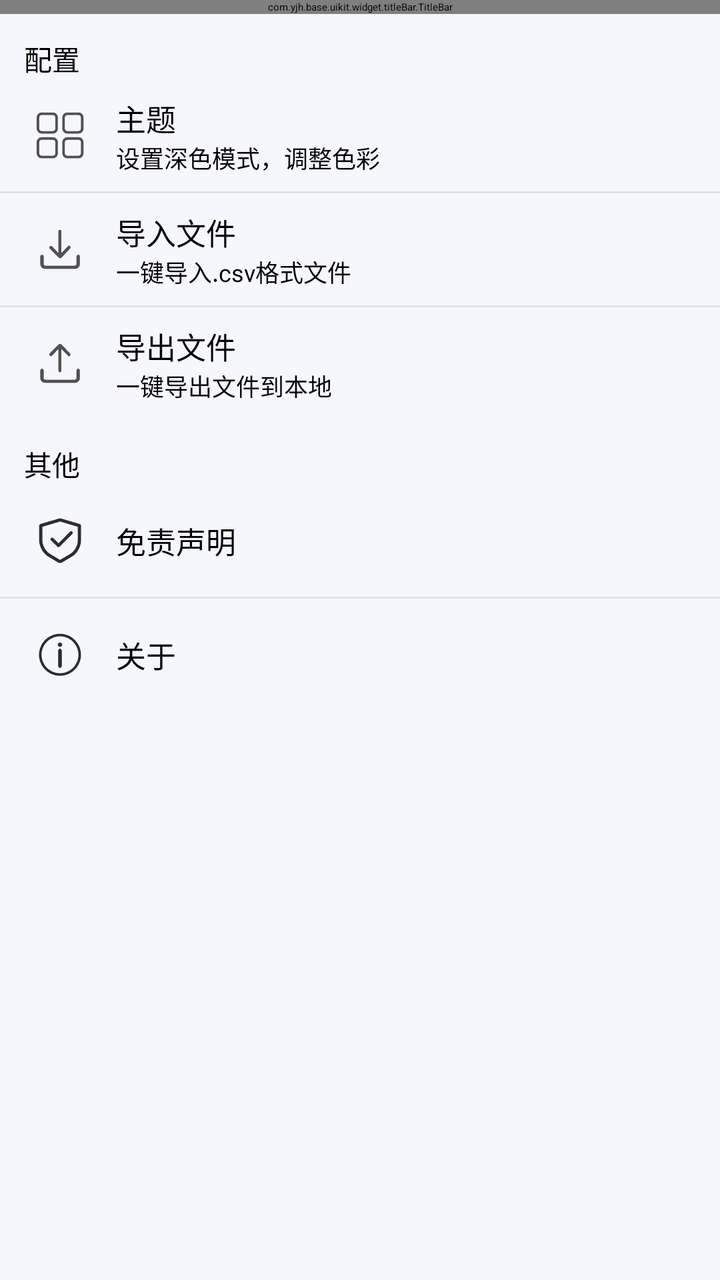
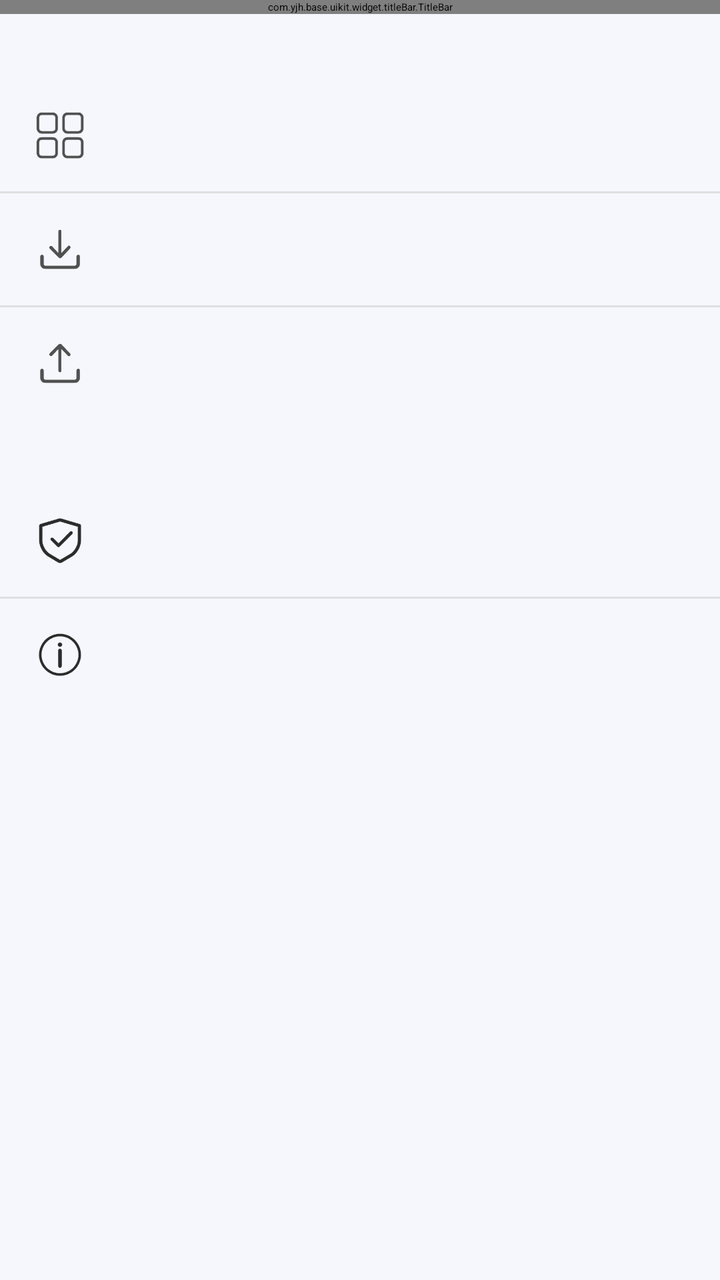

An Android layout rendered at two revisions. The XML below is the earlier revision; the diff shows what the commit changed to produce the second picture.
<!-- AndroidManifest.xml: application theme Theme.Base -->
<!-- res/layout/ac_setting.xml -->
<?xml version="1.0" encoding="utf-8"?>
<androidx.constraintlayout.widget.ConstraintLayout xmlns:android="http://schemas.android.com/apk/res/android"
    xmlns:app="http://schemas.android.com/apk/res-auto"
    android:layout_width="match_parent"
    android:layout_height="match_parent"
    android:background="@color/background_grey_theme">

    <com.yjh.base.uikit.widget.titleBar.TitleBar
        android:id="@+id/title_bar"
        android:layout_width="0dp"
        android:layout_height="wrap_content"
        android:background="@color/background_grey_theme"
        app:layout_constraintEnd_toEndOf="parent"
        app:layout_constraintStart_toStartOf="parent"
        app:layout_constraintTop_toTopOf="parent" />

    <TextView
        android:id="@+id/tv_title_01"
        android:layout_width="match_parent"
        android:layout_height="wrap_content"
        android:text="配置"
        android:textSize="14sp"
        android:layout_margin="12dp"
        app:layout_constraintTop_toBottomOf="@id/title_bar"/>

    <androidx.constraintlayout.widget.ConstraintLayout
        android:id="@+id/cl_01"
        android:layout_width="match_parent"
        android:layout_height="wrap_content"
        android:clickable="true"
        android:focusable="true"
        android:paddingStart="10dp"
        android:paddingEnd="10dp"
        android:paddingTop="8dp"
        android:paddingBottom="8dp"
        android:background="?attr/selectableItemBackground"
        app:layout_constraintTop_toBottomOf="@id/tv_title_01"
        app:layout_constraintStart_toStartOf="parent">

        <ImageView
            android:id="@+id/iv_01"
            android:layout_width="40dp"
            android:layout_height="40dp"
            android:padding="8dp"
            android:src="@drawable/pic_setting_theme"
            app:layout_constraintStart_toStartOf="parent"
            app:layout_constraintTop_toTopOf="parent"
            app:layout_constraintBottom_toBottomOf="parent"/>

        <TextView
            android:id="@+id/tv_main_01"
            android:layout_width="wrap_content"
            android:layout_height="wrap_content"
            android:text="主题"
            android:textSize="15sp"
            android:layout_marginStart="8dp"
            app:layout_constraintStart_toEndOf="@id/iv_01"
            app:layout_constraintBottom_toTopOf="@id/tv_01"
            app:layout_constraintTop_toTopOf="parent"
            app:layout_constraintVertical_chainStyle="packed"/>

        <TextView
            android:id="@+id/tv_01"
            android:layout_width="wrap_content"
            android:layout_height="wrap_content"
            android:text="设置深色模式，调整色彩"
            android:layout_marginStart="8dp"
            android:textSize="12sp"
            app:layout_constraintStart_toEndOf="@id/iv_01"
            app:layout_constraintBottom_toBottomOf="@id/iv_01"
            app:layout_constraintTop_toBottomOf="@id/tv_main_01"/>


    </androidx.constraintlayout.widget.ConstraintLayout>

    <View
        android:id="@+id/v_01"
        android:layout_width="match_parent"
        android:layout_height="1dp"
        android:background="#E0E0E0"
        app:layout_constraintTop_toBottomOf="@id/cl_01"/>

    <androidx.constraintlayout.widget.ConstraintLayout
        android:id="@+id/cl_02"
        android:paddingStart="10dp"
        android:paddingEnd="10dp"
        android:paddingTop="8dp"
        android:paddingBottom="8dp"
        android:clickable="true"
        android:focusable="true"
        android:layout_width="match_parent"
        android:layout_height="wrap_content"
        android:background="?attr/selectableItemBackground"
        app:layout_constraintTop_toBottomOf="@id/v_01"
        app:layout_constraintStart_toStartOf="parent">

        <ImageView
            android:id="@+id/iv_02"
            android:layout_width="40dp"
            android:layout_height="40dp"
            android:padding="10dp"
            android:src="@drawable/pic_setting_import"
            app:layout_constraintStart_toStartOf="parent"
            app:layout_constraintBottom_toBottomOf="parent"
            app:layout_constraintTop_toTopOf="parent"/>

        <TextView
            android:id="@+id/tv_main_02"
            android:layout_width="wrap_content"
            android:layout_height="wrap_content"
            android:text="导入文件"
            android:layout_marginStart="8dp"
            android:textSize="15sp"
            app:layout_constraintVertical_chainStyle="packed"
            app:layout_constraintStart_toEndOf="@id/iv_02"
            app:layout_constraintBottom_toTopOf="@id/tv_02"
            app:layout_constraintTop_toTopOf="parent" />

        <TextView
            android:id="@+id/tv_02"
            android:layout_width="wrap_content"
            android:layout_height="wrap_content"
            android:text="一键导入.csv格式文件"
            android:textSize="12sp"
            android:layout_marginStart="8dp"
            app:layout_constraintStart_toEndOf="@id/iv_02"
            app:layout_constraintBottom_toBottomOf="@id/iv_02"
            app:layout_constraintTop_toBottomOf="@id/tv_main_02"/>


    </androidx.constraintlayout.widget.ConstraintLayout>

    <View
        android:id="@+id/v_02"
        android:layout_width="match_parent"
        android:layout_height="1dp"
        android:background="#E0E0E0"
        app:layout_constraintTop_toBottomOf="@id/cl_02"/>

    <androidx.constraintlayout.widget.ConstraintLayout
        android:id="@+id/cl_03"
        android:paddingStart="10dp"
        android:paddingEnd="10dp"
        android:paddingTop="8dp"
        android:paddingBottom="8dp"
        android:clickable="true"
        android:focusable="true"
        android:layout_width="match_parent"
        android:layout_height="wrap_content"
        android:background="?attr/selectableItemBackground"
        app:layout_constraintTop_toBottomOf="@id/v_02"
        app:layout_constraintStart_toStartOf="parent">

        <ImageView
            android:id="@+id/iv_03"
            android:layout_width="40dp"
            android:layout_height="40dp"
            android:padding="10dp"
            android:src="@drawable/pic_setting_export"
            app:layout_constraintStart_toStartOf="parent"
            app:layout_constraintBottom_toBottomOf="parent"
            app:layout_constraintTop_toTopOf="parent"/>

        <TextView
            android:id="@+id/tv_main_03"
            android:layout_width="wrap_content"
            android:layout_height="wrap_content"
            android:text="导出文件"
            android:layout_marginStart="8dp"
            android:textSize="15sp"
            app:layout_constraintStart_toEndOf="@id/iv_03"
            app:layout_constraintVertical_chainStyle="packed"
            app:layout_constraintBottom_toTopOf="@id/tv_03"
            app:layout_constraintTop_toTopOf="parent" />

        <TextView
            android:id="@+id/tv_03"
            android:layout_width="wrap_content"
            android:layout_height="wrap_content"
            android:text="一键导出文件到本地"
            android:textSize="12sp"
            android:layout_marginStart="8dp"
            app:layout_constraintStart_toEndOf="@id/iv_03"
            app:layout_constraintTop_toBottomOf="@id/tv_main_03"
            app:layout_constraintBottom_toBottomOf="@id/iv_03"/>


    </androidx.constraintlayout.widget.ConstraintLayout>

    <TextView
        android:id="@+id/tv_title_02"
        android:layout_width="match_parent"
        android:layout_height="wrap_content"
        android:text="其他"
        android:textSize="14sp"
        android:layout_margin="12dp"
        app:layout_constraintTop_toBottomOf="@id/cl_03"/>

    <androidx.constraintlayout.widget.ConstraintLayout
        android:id="@+id/cl_04"
        android:paddingStart="10dp"
        android:paddingEnd="10dp"
        android:paddingTop="8dp"
        android:paddingBottom="8dp"
        android:layout_width="match_parent"
        android:layout_height="wrap_content"
        android:clickable="true"
        android:focusable="true"
        android:background="?attr/selectableItemBackground"
        app:layout_constraintTop_toBottomOf="@id/tv_title_02"
        app:layout_constraintStart_toStartOf="parent">

        <ImageView
            android:id="@+id/iv_04"
            android:layout_width="40dp"
            android:layout_height="40dp"
            android:padding="8dp"
            android:src="@drawable/pic_setting_disclaimers"
            app:layout_constraintStart_toStartOf="parent"
            app:layout_constraintBottom_toBottomOf="parent"
            app:layout_constraintTop_toTopOf="parent"/>

        <TextView
            android:id="@+id/tv_main_04"
            android:layout_width="wrap_content"
            android:layout_height="wrap_content"
            android:text="免责声明"
            android:layout_marginStart="8dp"
            android:textSize="15sp"
            app:layout_constraintStart_toEndOf="@id/iv_04"
            app:layout_constraintBottom_toBottomOf="@id/iv_04"
            app:layout_constraintTop_toTopOf="parent" />


    </androidx.constraintlayout.widget.ConstraintLayout>

    <View
        android:id="@+id/v_04"
        android:layout_width="match_parent"
        android:layout_height="1dp"
        android:background="#E0E0E0"
        app:layout_constraintTop_toBottomOf="@id/cl_04"/>

    <androidx.constraintlayout.widget.ConstraintLayout
        android:id="@+id/cl_05"
        android:paddingStart="10dp"
        android:paddingEnd="10dp"
        android:paddingTop="8dp"
        android:paddingBottom="8dp"
        android:clickable="true"
        android:focusable="true"
        android:layout_width="match_parent"
        android:layout_height="wrap_content"
        android:background="?attr/selectableItemBackground"
        app:layout_constraintTop_toBottomOf="@id/v_04"
        app:layout_constraintStart_toStartOf="parent">

        <ImageView
            android:id="@+id/iv_05"
            android:layout_width="40dp"
            android:layout_height="40dp"
            android:padding="8dp"
            android:src="@drawable/pic_setting_about_us"
            app:layout_constraintStart_toStartOf="parent"
            app:layout_constraintBottom_toBottomOf="parent"
            app:layout_constraintTop_toTopOf="parent"/>

        <TextView
            android:id="@+id/tv_main_05"
            android:layout_width="wrap_content"
            android:layout_height="wrap_content"
            android:text="关于"
            android:layout_marginStart="8dp"
            android:textSize="15sp"
            app:layout_constraintStart_toEndOf="@id/iv_05"
            app:layout_constraintTop_toTopOf="parent"
            app:layout_constraintBottom_toBottomOf="@id/iv_05"/>


    </androidx.constraintlayout.widget.ConstraintLayout>


</androidx.constraintlayout.widget.ConstraintLayout>
<!-- resources referenced by this layout -->
<resources>
  <color name="background_grey_theme">#f5f7fd</color>
  <!-- drawable pic_setting_about_us: png bitmap (drawable, 3036 bytes) -->
  <!-- drawable pic_setting_disclaimers: png bitmap (drawable, 2892 bytes) -->
  <!-- drawable pic_setting_export: png bitmap (drawable, 1919 bytes) -->
  <!-- drawable pic_setting_import: png bitmap (drawable, 1894 bytes) -->
  <!-- drawable pic_setting_theme: png bitmap (drawable, 2733 bytes) -->
</resources>

<!-- the commit's change to res/layout/ac_setting.xml (unified diff, before → after) -->
@@ -20,6 +20,7 @@
         android:layout_height="wrap_content"
         android:text="配置"
         android:textSize="14sp"
+        android:textColor="@color/uikit_text_secondary"
         android:layout_margin="12dp"
         app:layout_constraintTop_toBottomOf="@id/title_bar"/>
 
@@ -54,6 +55,7 @@
             android:text="主题"
             android:textSize="15sp"
             android:layout_marginStart="8dp"
+            android:textColor="@color/uikit_text_primary"
             app:layout_constraintStart_toEndOf="@id/iv_01"
             app:layout_constraintBottom_toTopOf="@id/tv_01"
             app:layout_constraintTop_toTopOf="parent"
@@ -66,6 +68,7 @@
             android:text="设置深色模式，调整色彩"
             android:layout_marginStart="8dp"
             android:textSize="12sp"
+            android:textColor="@color/uikit_text_secondary"
             app:layout_constraintStart_toEndOf="@id/iv_01"
             app:layout_constraintBottom_toBottomOf="@id/iv_01"
             app:layout_constraintTop_toBottomOf="@id/tv_main_01"/>
@@ -111,6 +114,7 @@
             android:text="导入文件"
             android:layout_marginStart="8dp"
             android:textSize="15sp"
+            android:textColor="@color/uikit_text_primary"
             app:layout_constraintVertical_chainStyle="packed"
             app:layout_constraintStart_toEndOf="@id/iv_02"
             app:layout_constraintBottom_toTopOf="@id/tv_02"
@@ -123,6 +127,7 @@
             android:text="一键导入.csv格式文件"
             android:textSize="12sp"
             android:layout_marginStart="8dp"
+            android:textColor="@color/uikit_text_secondary"
             app:layout_constraintStart_toEndOf="@id/iv_02"
             app:layout_constraintBottom_toBottomOf="@id/iv_02"
             app:layout_constraintTop_toBottomOf="@id/tv_main_02"/>
@@ -168,6 +173,7 @@
             android:text="导出文件"
             android:layout_marginStart="8dp"
             android:textSize="15sp"
+            android:textColor="@color/uikit_text_primary"
             app:layout_constraintStart_toEndOf="@id/iv_03"
             app:layout_constraintVertical_chainStyle="packed"
             app:layout_constraintBottom_toTopOf="@id/tv_03"
@@ -180,6 +186,7 @@
             android:text="一键导出文件到本地"
             android:textSize="12sp"
             android:layout_marginStart="8dp"
+            android:textColor="@color/uikit_text_secondary"
             app:layout_constraintStart_toEndOf="@id/iv_03"
             app:layout_constraintTop_toBottomOf="@id/tv_main_03"
             app:layout_constraintBottom_toBottomOf="@id/iv_03"/>
@@ -194,6 +201,7 @@
         android:text="其他"
         android:textSize="14sp"
         android:layout_margin="12dp"
+        android:textColor="@color/uikit_text_secondary"
         app:layout_constraintTop_toBottomOf="@id/cl_03"/>
 
     <androidx.constraintlayout.widget.ConstraintLayout
@@ -227,6 +235,7 @@
             android:text="免责声明"
             android:layout_marginStart="8dp"
             android:textSize="15sp"
+            android:textColor="@color/uikit_text_primary"
             app:layout_constraintStart_toEndOf="@id/iv_04"
             app:layout_constraintBottom_toBottomOf="@id/iv_04"
             app:layout_constraintTop_toTopOf="parent" />
@@ -271,6 +280,7 @@
             android:layout_height="wrap_content"
             android:text="关于"
             android:layout_marginStart="8dp"
+            android:textColor="@color/uikit_text_primary"
             android:textSize="15sp"
             app:layout_constraintStart_toEndOf="@id/iv_05"
             app:layout_constraintTop_toTopOf="parent"
